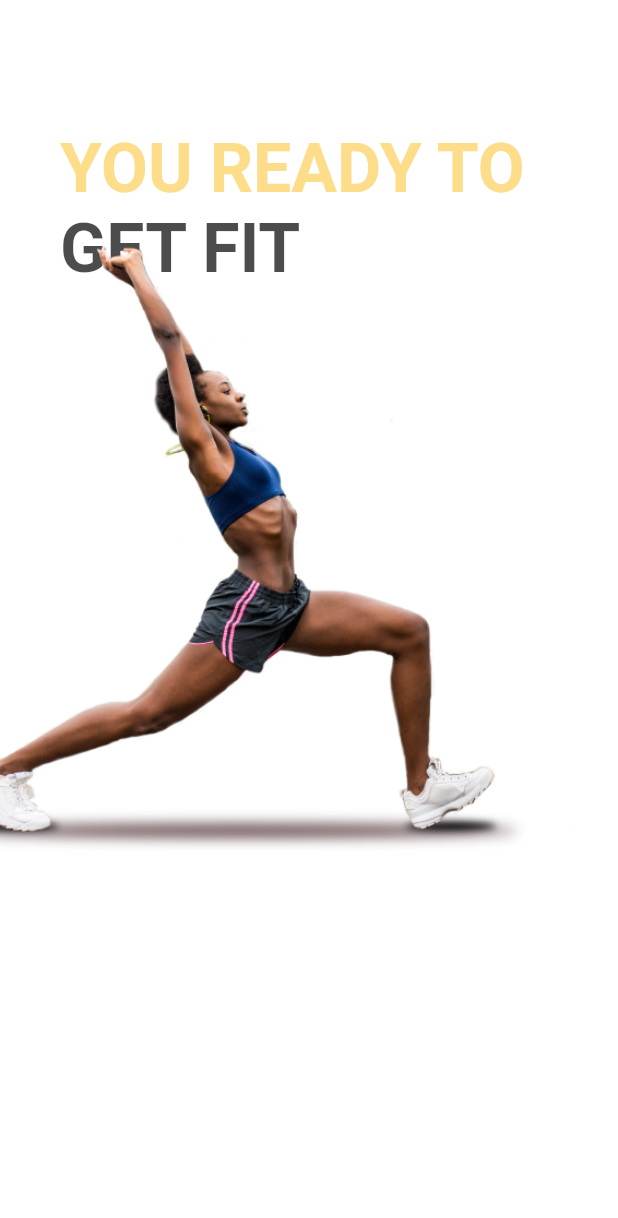
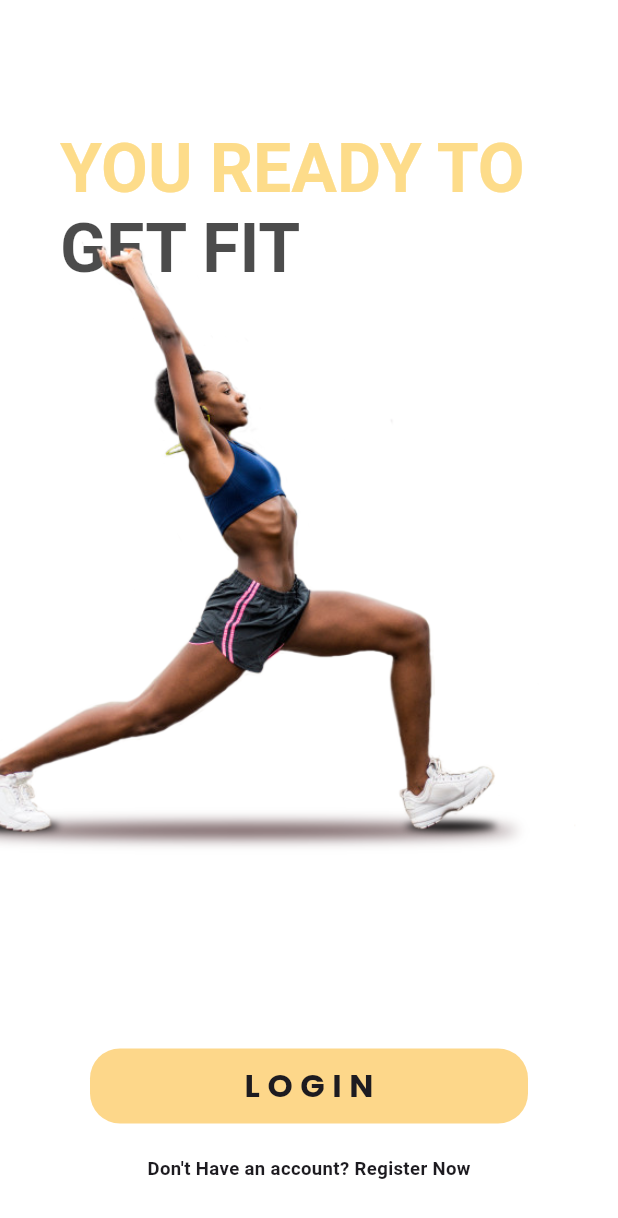
Before and after one commit to mianhunainhamza/gym-fit-flutter, a Flutter app: the screen it shows after launch, on a phone screen of 412 x 824 dp. Shown: the top 1218 px of the screen. Run offline on Flutter 3.47's test engine with Material 3 defaults, Android fonts, the phone set to English and light mode, and no system bars; our stand-ins replace firebase_core, google_fonts; accounts and stored records are empty.

Commit message:
complete onboard

```diff
--- a/lib/view/onboard_page.dart
+++ b/lib/view/onboard_page.dart
@@ -1,7 +1,8 @@
 import 'package:flutter/material.dart';
+import 'package:google_fonts/google_fonts.dart';
 
 class OnBoardPage extends StatelessWidget {
-  const OnBoardPage({super.key});
+  const OnBoardPage({Key? key});
 
   @override
   Widget build(BuildContext context) {
@@ -16,11 +17,9 @@ class OnBoardPage extends StatelessWidget {
         children: [
           Column(
             children: [
-              //
               const SizedBox(
                 height: 30,
               ),
-
               Padding(
                 padding: const EdgeInsets.only(left: 40),
                 child: SizedBox(
@@ -31,7 +30,7 @@ class OnBoardPage extends StatelessWidget {
                       style: TextStyle(
                         fontSize: size.height * 0.055,
                         fontWeight: FontWeight.bold,
-                        color: const Color.fromRGBO(253, 220, 138, 1), // Set default color
+                        color: const Color.fromRGBO(253, 220, 138, 1),
                       ),
                       children: [
                         const TextSpan(
@@ -39,23 +38,69 @@ class OnBoardPage extends StatelessWidget {
                         ),
                         TextSpan(
                           text: 'GET FIT',
-                          style: TextStyle(color: Colors.black.withOpacity(.7)), // Set black color for "GET FIT"
+                          style: TextStyle(color: Colors.black.withOpacity(.7)),
                         ),
                       ],
                     ),
                   ),
                 ),
               ),
-
             ],
           ),
-          //image
-          Container(
-            decoration: const BoxDecoration(
+          // Image
+          SizedBox(
+            width: size.width,
+            height: size.height - 300,
+            child: Image.asset('assets/images/girl.png', fit: BoxFit.fitHeight),
+          ),
+
+          // Buttons
+          Positioned(
+            left: 60, // Adjust position according to your preference
+            right: 60, // Adjust position according to your preference
+            bottom: 20,
+            child: Column(
+              mainAxisAlignment: MainAxisAlignment.spaceBetween,
+              children: [
+                Container(
+                  width: size.width,
+                  height: 50,
+                  decoration: BoxDecoration(
+                    color: Colors.white,
+                    borderRadius: BorderRadius.circular(25),
+                  ),
+                  child: Container(
+                    // width: (size.width - 200) / 2,
+                    height: 50,
+                    decoration: BoxDecoration(
+                      color: const Color.fromRGBO(253, 215, 138, 1),
+                      borderRadius: BorderRadius.circular(20),
+                    ),
+                    child: Center(
+                      child: Text(
+                        'L O G I N',
+                        style: GoogleFonts.poppins(fontSize: size.height * .026,fontWeight: FontWeight.bold),
+                      ),
+                    ),
+                  ),
+                ),
+                const SizedBox(height: 5,),
+                Container(
+                  // width: (size.width - 200) / 2,
+                  height: 50,
+                  decoration: BoxDecoration(
+                    borderRadius: BorderRadius.circular(25),
+                  ),
+                  child: Center(
+                    child: Text(
+                      "Don't Have an account? Register Now",
+                      style: GoogleFonts.aBeeZee(fontSize:size.height * .015,fontWeight: FontWeight.bold),
+                    ),
+                  ),
+                ),
+              ],
             ),
-              width: size.width,
-              height: size.height-300,
-              child: Image.asset('assets/images/girl.png',fit: BoxFit.fitHeight,)),
+          ),
         ],
       ),
     );
--- a/pubspec.yaml
+++ b/pubspec.yaml
@@ -37,6 +37,7 @@ dependencies:
   cupertino_icons: ^1.0.2
   firebase_core: ^2.25.4
   google_fonts: ^6.1.0
+  get: ^4.6.6
 
 dev_dependencies:
   flutter_test:
```
Also changed, not shown: pubspec.lock.
